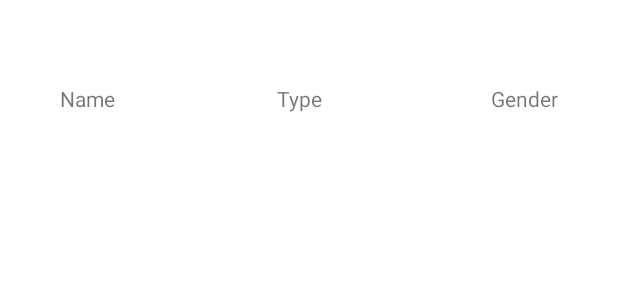
After one commit to Jorgy27/SportsHCI, an Android app: the layout list_sports.xml on its own in the app's theme, with its tools: preview values and no code run, on a phone screen of 412 x 824 dp. The commit adds this screen. Shown: the top 300 px of the screen. Run offline under Robolectric (Android 15) with nearby library versions, the phone set to English and light mode, and no system bars.

Commit message:
Added working sports List

```diff
--- a/app/src/main/java/com/example/sportshci/HomeFragment.java
+++ b/app/src/main/java/com/example/sportshci/HomeFragment.java
@@ -34,7 +34,7 @@ public class HomeFragment extends Fragment {
         sportBtn.setOnClickListener(new View.OnClickListener() {
             @Override
             public void onClick(View v) {
-                openSideMenuActivity();
+                openSideMenuActivity("Sports");
             }
         });
         /*
@@ -52,9 +52,9 @@ public class HomeFragment extends Fragment {
         });*/
         return view;
     }
-    public void openSideMenuActivity(){
+    public void openSideMenuActivity(String value){
         Intent intent = new Intent(getActivity(),SideMenuActivity.class);
-        intent.putExtra("mainActivity","to Side");
+        intent.putExtra("sideMenu",value);
         startActivity(intent);
     }
 }
--- /dev/null
+++ b/app/src/main/res/layout/list_sports.xml
@@ -0,0 +1,44 @@
+<?xml version="1.0" encoding="utf-8"?>
+<androidx.constraintlayout.widget.ConstraintLayout xmlns:android="http://schemas.android.com/apk/res/android"
+    xmlns:app="http://schemas.android.com/apk/res-auto"
+    xmlns:tools="http://schemas.android.com/tools"
+    android:layout_width="match_parent"
+    android:layout_height="wrap_content">
+
+    <TextView
+        android:id="@+id/typeTxt"
+        android:layout_width="wrap_content"
+        android:layout_height="wrap_content"
+        android:layout_marginStart="40dp"
+        android:layout_marginLeft="40dp"
+        android:layout_marginTop="56dp"
+        android:layout_marginEnd="40dp"
+        android:layout_marginRight="40dp"
+        android:text="Type"
+        app:layout_constraintEnd_toStartOf="@+id/genderTxt"
+        app:layout_constraintHorizontal_bias="0.487"
+        app:layout_constraintStart_toEndOf="@+id/nameTxt"
+        app:layout_constraintTop_toTopOf="parent" />
+
+    <TextView
+        android:id="@+id/nameTxt"
+        android:layout_width="wrap_content"
+        android:layout_height="wrap_content"
+        android:layout_marginStart="40dp"
+        android:layout_marginLeft="40dp"
+        android:layout_marginTop="56dp"
+        android:text="Name"
+        app:layout_constraintStart_toStartOf="parent"
+        app:layout_constraintTop_toTopOf="parent" />
+
+    <TextView
+        android:id="@+id/genderTxt"
+        android:layout_width="wrap_content"
+        android:layout_height="wrap_content"
+        android:layout_marginTop="56dp"
+        android:layout_marginEnd="40dp"
+        android:layout_marginRight="40dp"
+        android:text="Gender"
+        app:layout_constraintEnd_toEndOf="parent"
+        app:layout_constraintTop_toTopOf="parent" />
+</androidx.constraintlayout.widget.ConstraintLayout>
--- /dev/null
+++ b/app/src/main/res/values/ids.xml
@@ -0,0 +1,6 @@
+<?xml version="1.0" encoding="utf-8"?>
+<resources>
+    <item name="typeTxt" type="id" />
+    <item name="nameTxt" type="id" />
+    <item name="genderTxt" type="id" />
+</resources>
```
Also changed, not shown: app/src/main/java/com/example/sportshci/SideMenuActivity.java (+44 -4 lines), app/src/main/java/com/example/sportshci/Sports/SportsRecyclerAdapter.java (added, +60 -0 lines), app/src/main/res/layout/activity_side_menu.xml (+7 -5 lines).
